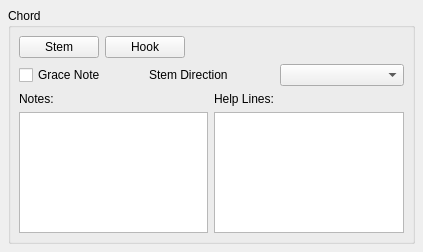
Before: the Qt Designer form mscore/mscore/chord.ui in musescore/musescore-old, drawn with Qt 5.
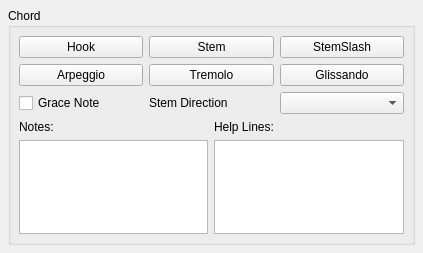
After: the same form once the commit is applied.

Commit message: fix #3861: Compatibility of tremolos from 0.9.5

What changed in the file:
```diff
--- a/mscore/mscore/chord.ui
+++ b/mscore/mscore/chord.ui
@@ -7,7 +7,7 @@
     <x>0</x>
     <y>0</y>
     <width>423</width>
-    <height>252</height>
+    <height>253</height>
    </rect>
   </property>
   <property name="windowTitle">
@@ -36,24 +36,14 @@
        <number>8</number>
       </property>
       <item>
-       <layout class="QHBoxLayout">
-        <property name="spacing">
-         <number>6</number>
+       <layout class="QGridLayout" name="gridLayout" rowminimumheight="0,0">
+        <property name="topMargin">
+         <number>0</number>
         </property>
-        <property name="margin">
+        <property name="bottomMargin">
          <number>0</number>
         </property>
-        <item>
-         <widget class="QPushButton" name="stemButton">
-          <property name="toolTip">
-           <string notr="true"/>
-          </property>
-          <property name="text">
-           <string notr="true" comment="do not translate">Stem</string>
-          </property>
-         </widget>
-        </item>
-        <item>
+        <item row="0" column="0">
          <widget class="QPushButton" name="hookButton">
           <property name="toolTip">
            <string notr="true"/>
@@ -63,18 +53,43 @@
           </property>
          </widget>
         </item>
-        <item>
-         <spacer>
-          <property name="orientation">
-           <enum>Qt::Horizontal</enum>
+        <item row="0" column="1">
+         <widget class="QPushButton" name="stemButton">
+          <property name="toolTip">
+           <string notr="true"/>
           </property>
-          <property name="sizeHint" stdset="0">
-           <size>
-            <width>40</width>
-            <height>20</height>
-           </size>
+          <property name="text">
+           <string notr="true" comment="do not translate">Stem</string>
           </property>
-         </spacer>
+         </widget>
+        </item>
+        <item row="0" column="2">
+         <widget class="QPushButton" name="stemSlashButton">
+          <property name="text">
+           <string notr="true" extracomment="do not translate">StemSlash</string>
+          </property>
+         </widget>
+        </item>
+        <item row="1" column="0">
+         <widget class="QPushButton" name="arpeggioButton">
+          <property name="text">
+           <string>Arpeggio</string>
+          </property>
+         </widget>
+        </item>
+        <item row="1" column="1">
+         <widget class="QPushButton" name="tremoloButton">
+          <property name="text">
+           <string>Tremolo</string>
+          </property>
+         </widget>
+        </item>
+        <item row="1" column="2">
+         <widget class="QPushButton" name="glissandoButton">
+          <property name="text">
+           <string>Glissando</string>
+          </property>
+         </widget>
         </item>
        </layout>
       </item>
```
The commit also changes 7 other files.
